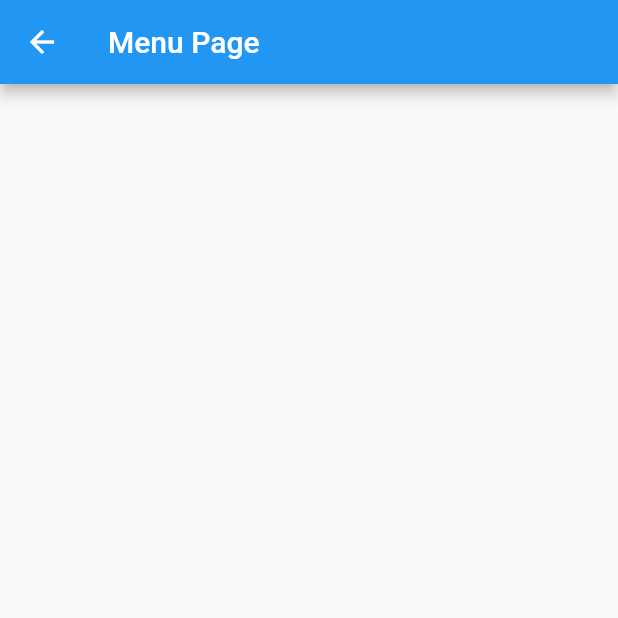
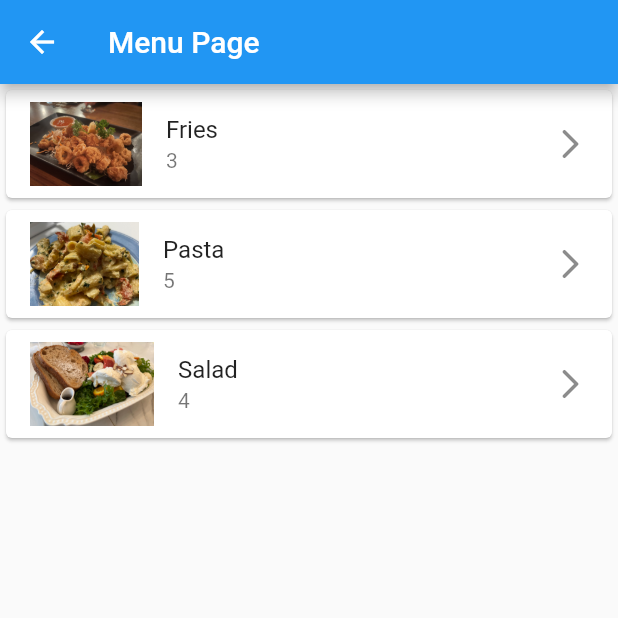
Before and after one commit to Haesun-Lee/tap_review, a Flutter app: the MenuPage screen opened by its route, on a phone screen of 412 x 824 dp, the top half of it. Run offline on Flutter 3.47's test engine with Material 2 defaults, Android fonts, the phone set to English and light mode, and no system bars; missing offline and left inert: dart:ffi.

Commit message:
updated menu page and menu detail page

```diff
--- a/lib/routes/routes.dart
+++ b/lib/routes/routes.dart
@@ -2,7 +2,7 @@
 import 'package:flutter/material.dart';
 import 'package:tap_review/widgets/pages/main_page.dart';
 
-import '../widgets/pages/menu_detail.dart';
+//import '../widgets/pages/menu_detail.dart';
 import '../widgets/pages/menu_order_page.dart';
 import '../widgets/pages/menu_page.dart';
 import '../widgets/pages/order_success_page.dart';
@@ -14,7 +14,7 @@ class RouteManager {
   static const String reviewPage = '/reviewpage';
   static const String reviewSuccessPage = '/reviewsuccesspage';
   static const String menuPage = '/menupage';
-  static const String menuDetailPage = '/menudetailpage';
+  //static const String menuDetailPage = '/menudetailpage';
   static const String menuOrderPage = '/menuorderpage';
   static const String orderSuccessPage = '/ordersuccesspage';
 
@@ -40,10 +40,10 @@ class RouteManager {
           builder: (context) => MenuPage(),
         );
 
-      case menuDetailPage:
-        return MaterialPageRoute(
-          builder: (context) => MenuDetailPage(),
-        );
+//      case menuDetailPage:
+//        return MaterialPageRoute(
+//          builder: (context) => MenuDetailPage(),
+//        );
 
       case menuOrderPage:
         return MaterialPageRoute(
--- /dev/null
+++ b/lib/utils/menu.dart
@@ -0,0 +1,34 @@
+import 'dart:ffi';
+
+import 'package:flutter/material.dart';
+
+class Menu {
+  String menu_name;
+  String description;
+  String imageUrl;
+  int rating;
+
+  Menu(
+      {required this.menu_name,
+      required this.description,
+      required this.imageUrl,
+      required this.rating});
+}
+
+List<Menu> MenuList = [
+  Menu(
+      menu_name: 'Fries',
+      description: 'This is very delicious fries made by Haesun',
+      imageUrl: 'assets/Fries.jpeg',
+      rating: 3),
+  Menu(
+      menu_name: 'Pasta',
+      description: 'This is a Homemade pasta made by GT turtle',
+      imageUrl: 'assets/Pasta.jpeg',
+      rating: 5),
+  Menu(
+      menu_name: 'Salad',
+      description: 'This is a Salad that I had back in Korea',
+      imageUrl: 'assets/Salad.jpeg',
+      rating: 4),
+];
--- a/lib/widgets/pages/menu_page.dart
+++ b/lib/widgets/pages/menu_page.dart
@@ -1,5 +1,9 @@
 // ignore_for_file: prefer_const_constructors
 import 'package:flutter/material.dart';
+import 'package:tap_review/utils/menu.dart';
+import 'package:tap_review/widgets/pages/menu_detail.dart';
+
+import '../../routes/routes.dart';
 
 class MenuPage extends StatefulWidget {
   const MenuPage({super.key});
@@ -13,6 +17,26 @@ class _MenuPageState extends State<MenuPage> {
   Widget build(BuildContext context) {
     return Scaffold(
       appBar: AppBar(title: Text('Menu Page')),
+      body: ListView.builder(
+        itemCount: MenuList.length,
+        itemBuilder: (context, index) {
+          Menu menu = MenuList[index];
+          return Card(
+            child: ListTile(
+              title: Text(menu.menu_name),
+              subtitle: Text(menu.rating.toString()),
+              leading: Image.asset(menu.imageUrl),
+              trailing: Icon(Icons.arrow_forward_ios_rounded),
+              onTap: () {
+                Navigator.push(
+                    context,
+                    MaterialPageRoute(
+                        builder: (context) => MenuDetailPage(menu)));
+              },
+            ),
+          );
+        },
+      ),
     );
   }
 }
```
Also changed, not shown: lib/widgets/pages/menu_detail.dart (+34 -9 lines), assets/Pasta.jpeg (added), assets/Salad.jpeg (added).
